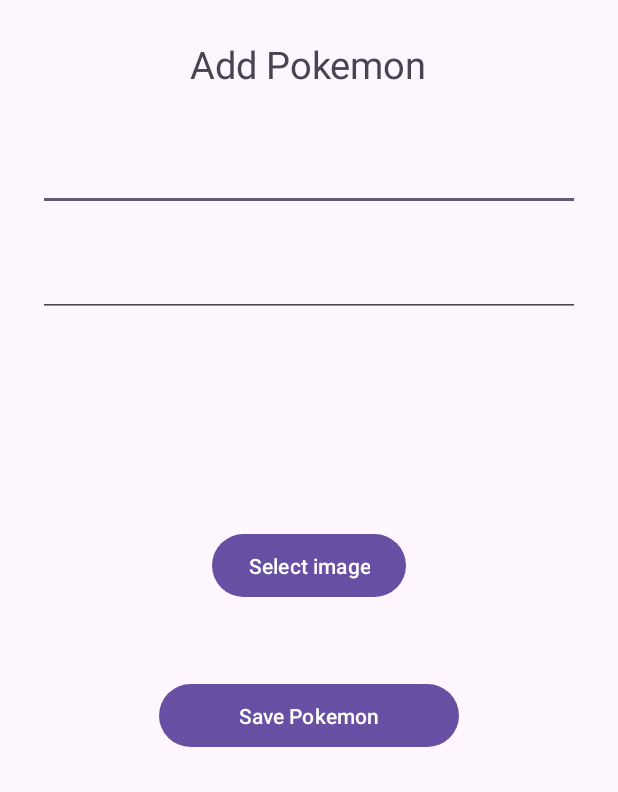
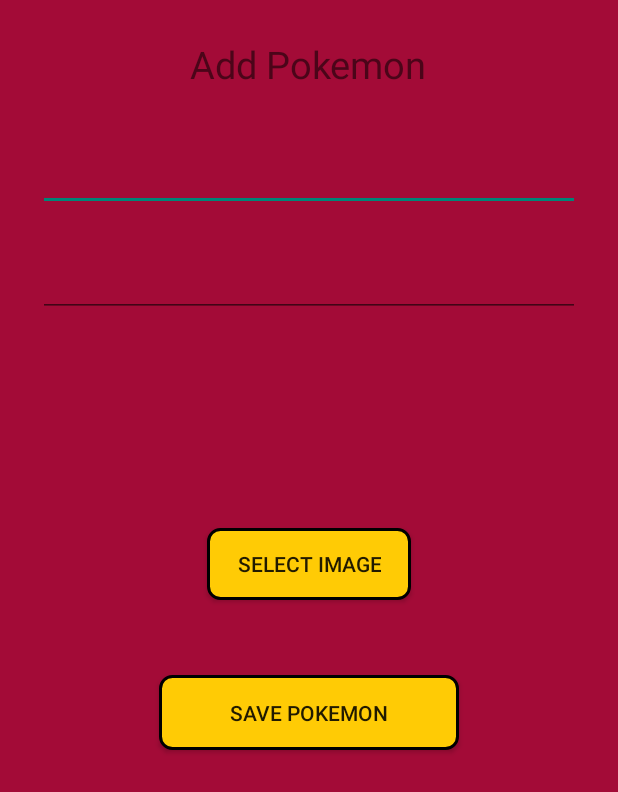
Before and after one commit to abel2606/MiPokedex_SanchezAbel, an Android app: the RegisterPokemonActivity screen opened directly, with no data from a screen before it, on a phone screen of 412 x 824 dp. Shown: the top 792 px of the screen. Run offline under Robolectric (Android 15) with nearby library versions, the phone set to English and light mode, and no system bars; our stand-ins replace Firebase (no records; nobody signed in at launch, a user with empty details on screens opened directly); libraries missing offline, so code that uses them is left out: com.cloudinary.android; 1 statement that could not run was skipped.

Commit message:
Todo completado

```diff
--- a/Tareas/app/build.gradle.kts
+++ b/Tareas/app/build.gradle.kts
@@ -40,6 +40,7 @@ android {
     }
 }
 
+
 dependencies {
     implementation(libs.androidx.core.ktx)
     implementation(libs.androidx.appcompat)
@@ -55,4 +56,5 @@ dependencies {
     implementation("androidx.constraintlayout:constraintlayout:2.1.4")
     implementation("androidx.navigation:navigation-fragment:2.7.7")
     implementation("androidx.navigation:navigation-ui:2.7.7")
+
 }
--- a/Tareas/app/src/main/java/itson/eduardo/mypokedex_sanchezabel/Pokemon.kt
+++ b/Tareas/app/src/main/java/itson/eduardo/mypokedex_sanchezabel/Pokemon.kt
@@ -1,5 +1,5 @@
 package itson.eduardo.mypokedex_sanchezabel
 
-data class Pokemon (var name: String, var number: Int, var thumbnail: String){
-    override fun toString() = name + "\t" + number+ "\t"+ thumbnail
+data class Pokemon(var name: String = "", var number: Int = 0, var thumbnail: String = "") {
+    constructor() : this("", 0, "")
 }
--- a/Tareas/app/src/main/java/itson/eduardo/mypokedex_sanchezabel/RegisterPokemonActivity.kt
+++ b/Tareas/app/src/main/java/itson/eduardo/mypokedex_sanchezabel/RegisterPokemonActivity.kt
@@ -120,7 +120,10 @@ class RegisterPokemonActivity : AppCompatActivity() {
                 thumbnail
             )
 
-            userRef.push().setValue(pokemon)
+            userRef.push().setValue(pokemon).addOnCompleteListener{
+                val intent = Intent(this, MainActivity::class.java)
+                startActivity(intent)
+            }
         }
     }
 
--- /dev/null
+++ b/Tareas/app/src/main/res/drawable/boton_amarillo.xml
@@ -0,0 +1,9 @@
+<?xml version="1.0" encoding="utf-8"?>
+<shape xmlns:android="http://schemas.android.com/apk/res/android"
+    android:shape="rectangle">
+    <solid android:color="@color/amarillo"/>
+    <corners android:radius="8dp" />
+    <stroke
+        android:width="2dp"
+        android:color="#000000" />
+</shape>
--- a/Tareas/app/src/main/res/layout/activity_main.xml
+++ b/Tareas/app/src/main/res/layout/activity_main.xml
@@ -6,6 +6,7 @@
     android:layout_width="match_parent"
     android:layout_height="match_parent"
     android:orientation="vertical"
+    android:background="#A30B37"
     tools:context=".MainActivity">
 
     <TextView
@@ -14,6 +15,7 @@
         android:text="My Pokedex"
         android:layout_gravity="center"
         android:textSize="25sp"
+        android:textColor="@color/white"
         android:layout_marginTop="25dp"
         />
 
@@ -32,6 +34,8 @@
         android:layout_marginTop="25dp"
         android:layout_gravity="center"
         android:text="Register Pokemon"
+        android:background="@drawable/boton_amarillo"
+        android:paddingHorizontal="20dp"
         android:id="@+id/btn_addPokemon"/>
 
 
--- a/Tareas/app/src/main/res/layout/activity_register_pokemon.xml
+++ b/Tareas/app/src/main/res/layout/activity_register_pokemon.xml
@@ -6,6 +6,7 @@
     android:layout_width="match_parent"
     android:layout_height="match_parent"
     android:orientation="vertical"
+    android:background="@color/rojo"
     tools:context=".RegisterPokemonActivity">
 
     <TextView
@@ -20,6 +21,7 @@
         android:layout_width="match_parent"
         android:layout_height="wrap_content"
         android:inputType="text"
+        android:hint=""
         android:layout_marginHorizontal="25dp"
         android:layout_marginTop="35dp"
         android:id="@+id/et_pokemonName"/>
@@ -40,18 +42,20 @@
         android:layout_marginTop="25dp"/>
 
     <Button
+        android:id="@+id/btn_selectImage"
         android:layout_width="wrap_content"
-        android:layout_height="50dp"
-        android:text="Select image"
+        android:layout_height="wrap_content"
+        android:paddingHorizontal="20dp"
         android:layout_gravity="center"
         android:layout_marginTop="15dp"
-        android:id="@+id/btn_selectImage"
-        />
+        android:background="@drawable/boton_amarillo"
+        android:text="Select image" />
 
     <Button
         android:layout_width="200dp"
         android:layout_height="50dp"
         android:text="Save Pokemon"
+        android:background="@drawable/boton_amarillo"
         android:layout_gravity="center"
         android:layout_marginTop="50dp"
         android:id="@+id/btn_savePokemon"/>
--- a/Tareas/app/src/main/res/values/colors.xml
+++ b/Tareas/app/src/main/res/values/colors.xml
@@ -2,4 +2,6 @@
 <resources>
     <color name="black">#FF000000</color>
     <color name="white">#FFFFFFFF</color>
+    <color name="amarillo">#FFCB05</color>
+    <color name="rojo">#A30B37</color>
 </resources>
--- a/Tareas/app/src/main/res/values/themes.xml
+++ b/Tareas/app/src/main/res/values/themes.xml
@@ -1,6 +1,6 @@
 <resources xmlns:tools="http://schemas.android.com/tools">
     <!-- Base application theme. -->
-    <style name="Base.Theme.MyPokedex_SanchezAbel" parent="Theme.Material3.DayNight.NoActionBar">
+    <style name="Base.Theme.MyPokedex_SanchezAbel" parent="Theme.AppCompat.DayNight.NoActionBar">
         <!-- Customize your light theme here. -->
         <!-- <item name="colorPrimary">@color/my_light_primary</item> -->
     </style>
```
Also changed, not shown: Tareas/app/src/main/java/itson/eduardo/mypokedex_sanchezabel/MainActivity.kt (+55 -30 lines).
